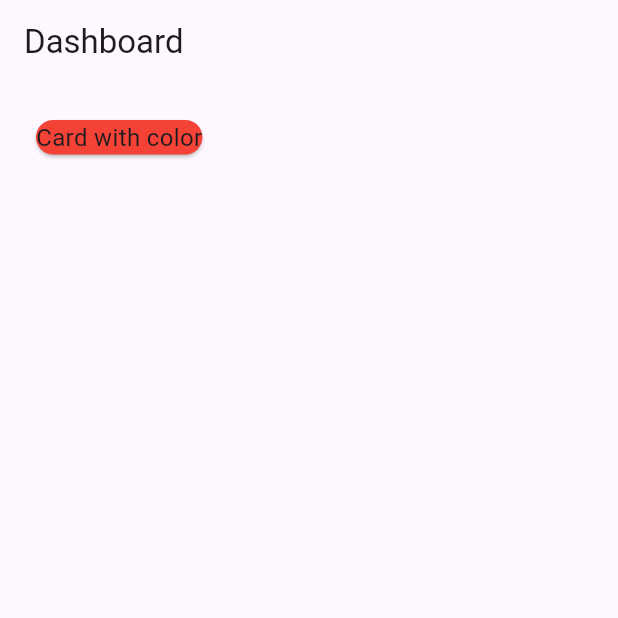
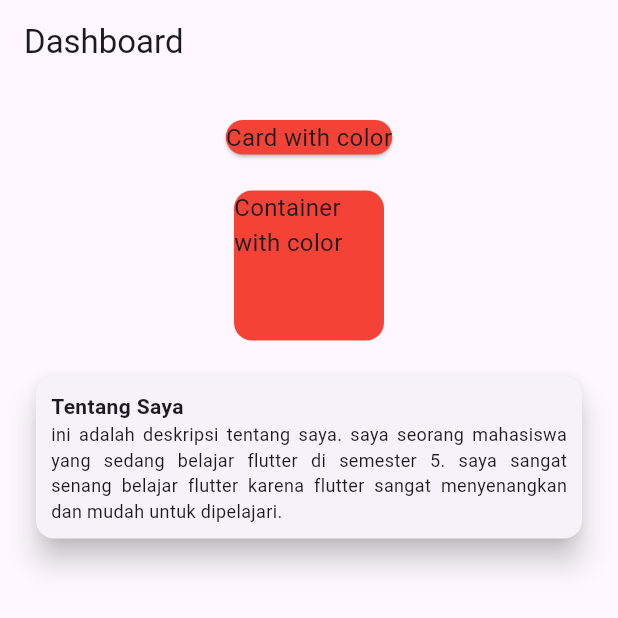
Before and after one commit to Mansyahariii/Tugas_week_8_1123150136, a Flutter app: the screen it shows after launch, on a phone screen of 412 x 824 dp, the top half of it. Run offline on Flutter 3.47's test engine with Material 3 defaults, Android fonts, the phone set to English and light mode, and no system bars.

Commit message:
membuat column didalam card dan menambahkan jarak dengan sizedbox

```diff
--- a/lib/pages/page_card_01.dart
+++ b/lib/pages/page_card_01.dart
@@ -6,23 +6,57 @@ class CardPage extends StatelessWidget {
   @override
   Widget build(BuildContext context) {
     return Scaffold(
-            appBar: AppBar(
-              title: const Text("Dashboard"),
-              actions: const [],
-            ),
+      appBar: AppBar(title: const Text("Dashboard"), actions: const []),
       body: SingleChildScrollView(
         child: Container(
-                padding: const EdgeInsets.all(20.0),
-                child: const Column(
+          padding: EdgeInsets.all(20.0),
+          child: Column(
             children: [
               Card(
                 color: Colors.red,
-                      child: Text("Card with color",
-                        style: TextStyle(
-                          fontSize: 16.0,
+                child: Text(
+                  "Card with color",
+                  style: TextStyle(fontSize: 16.0),
                 ),
               ),
-                    )
+              SizedBox(height: 20.0),
+              Container(
+                height: 100,
+                width: 100,
+                decoration: BoxDecoration(
+                  borderRadius: BorderRadius.circular(12),
+                  color: Colors.red,
+                ),
+                child: Text(
+                  "Container with color",
+                  style: TextStyle(fontSize: 16.0),
+                ),
+              ),
+              SizedBox(height: 20.0),
+              Card(
+                elevation: 8,
+                child: Padding(
+                  padding: const EdgeInsets.all(10.0),
+                  child: Column(
+                    // mainAxisAlignment: MainAxisAlignment.start,
+                    crossAxisAlignment: CrossAxisAlignment.start,
+                    children: [
+                      Text(
+                        "Tentang Saya",
+                        style: TextStyle(
+                          fontSize: 14.0,
+                          fontWeight: FontWeight.bold,
+                        ),
+                      ),
+                      Text(
+                        "ini adalah deskripsi tentang saya. saya seorang mahasiswa yang sedang belajar flutter di semester 5. saya sangat senang belajar flutter karena flutter sangat menyenangkan dan mudah untuk dipelajari.",
+                        style: TextStyle(fontSize: 12.0),
+                        textAlign: TextAlign.justify,
+                      ),
+                    ],
+                  ),
+                ),
+              ),
             ],
           ),
         ),
```
Lines whose indentation alone changed are shown as unchanged.
